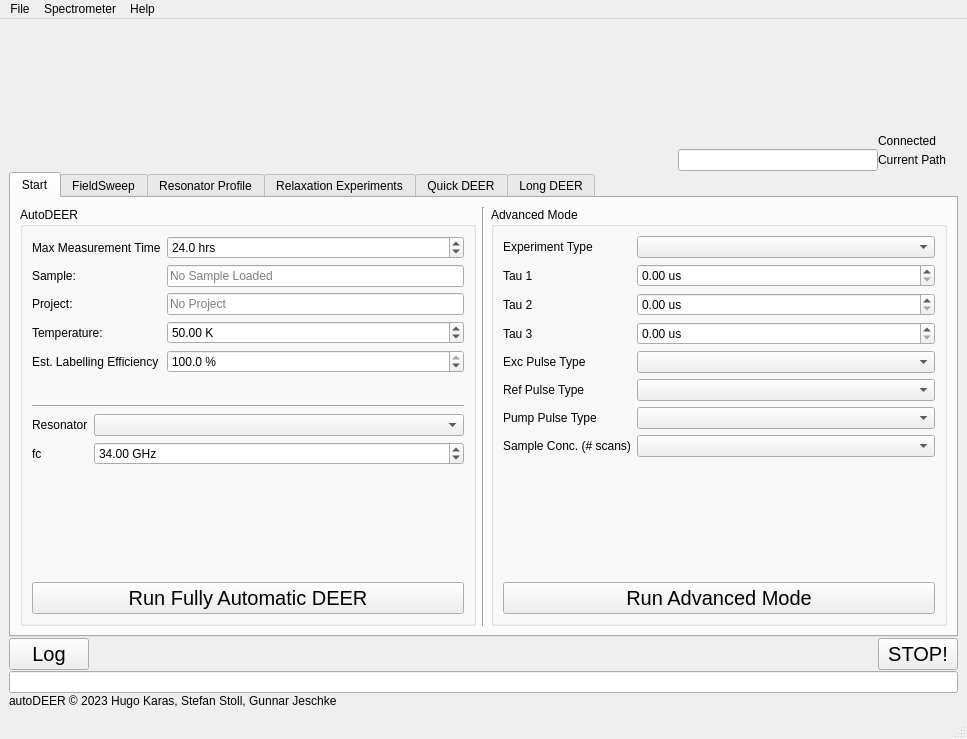
Above: autodeer/gui/gui2.ui from JeschkeLab/autoDEER before the change. Below: the same form after it.
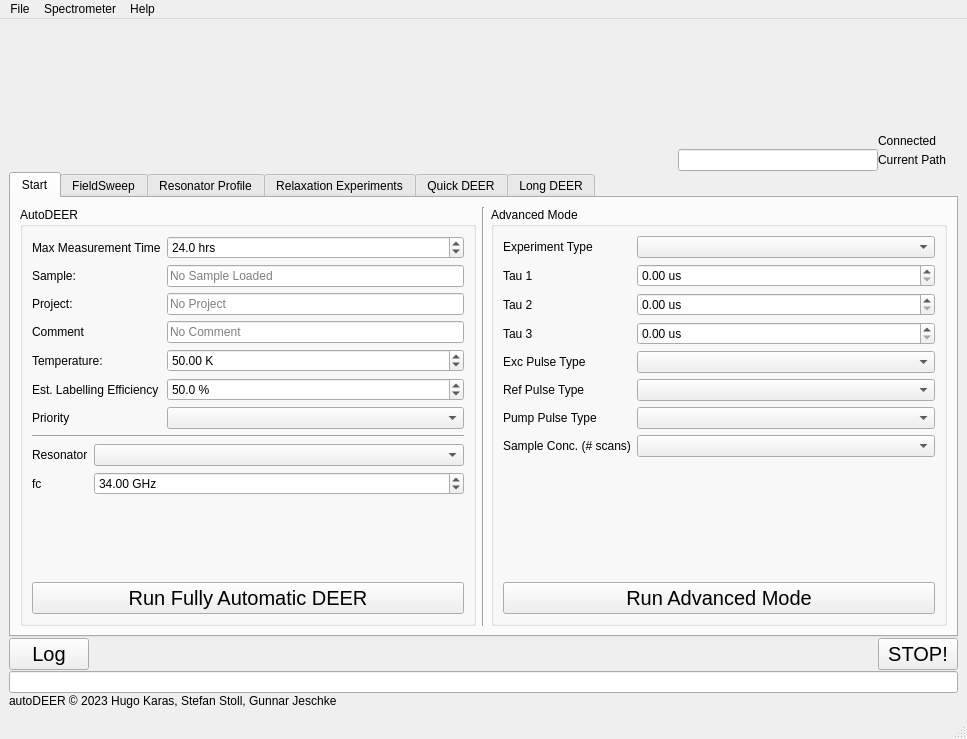
That is the form after the change. The open tabs and pages were chosen to show the change. Icons and pictures are not drawn.

```diff
--- a/autodeer/gui/gui2.ui
+++ b/autodeer/gui/gui2.ui
@@ -251,14 +251,14 @@
                  </property>
                 </widget>
                </item>
-               <item row="3" column="0">
+               <item row="4" column="0">
                 <widget class="QLabel" name="label_12">
                  <property name="text">
                   <string>Temperature:</string>
                  </property>
                 </widget>
                </item>
-               <item row="3" column="1">
+               <item row="4" column="1">
                 <widget class="QDoubleSpinBox" name="TempValue">
                  <property name="suffix">
                   <string> K</string>
@@ -268,14 +268,14 @@
                  </property>
                 </widget>
                </item>
-               <item row="4" column="0">
+               <item row="5" column="0">
                 <widget class="QLabel" name="estLabellingEfficiencyLabel">
                  <property name="text">
                   <string>Est. Labelling Efficiency</string>
                  </property>
                 </widget>
                </item>
-               <item row="4" column="1">
+               <item row="5" column="1">
                 <widget class="QDoubleSpinBox" name="LabellingEffSpinBox">
                  <property name="suffix">
                   <string> %</string>
@@ -287,10 +287,40 @@
                   <double>100.000000000000000</double>
                  </property>
                  <property name="value">
-                  <double>100.000000000000000</double>
+                  <double>50.000000000000000</double>
                  </property>
                 </widget>
                </item>
+               <item row="3" column="0">
+                <widget class="QLabel" name="commentLabel">
+                 <property name="text">
+                  <string>Comment</string>
+                 </property>
+                </widget>
+               </item>
+               <item row="3" column="1">
+                <widget class="QLineEdit" name="commentLineEdit">
+                 <property name="toolTip">
+                  <string extracomment="A comment can also be appened to all file names"/>
+                 </property>
+                 <property name="whatsThis">
+                  <string/>
+                 </property>
+                 <property name="placeholderText">
+                  <string>No Comment</string>
+                 </property>
+                </widget>
+               </item>
+               <item row="6" column="0">
+                <widget class="QLabel" name="priotityLabel">
+                 <property name="text">
+                  <string>Priority</string>
+                 </property>
+                </widget>
+               </item>
+               <item row="6" column="1">
+                <widget class="QComboBox" name="priotityComboBox"/>
+               </item>
               </layout>
              </item>
              <item>
```
Left out of the diff: 28 changed lines with no effect on the pictures.
